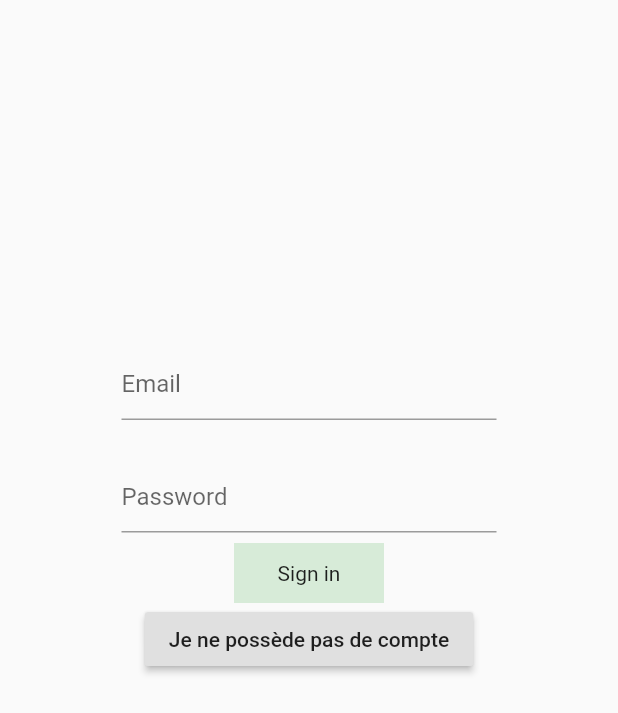
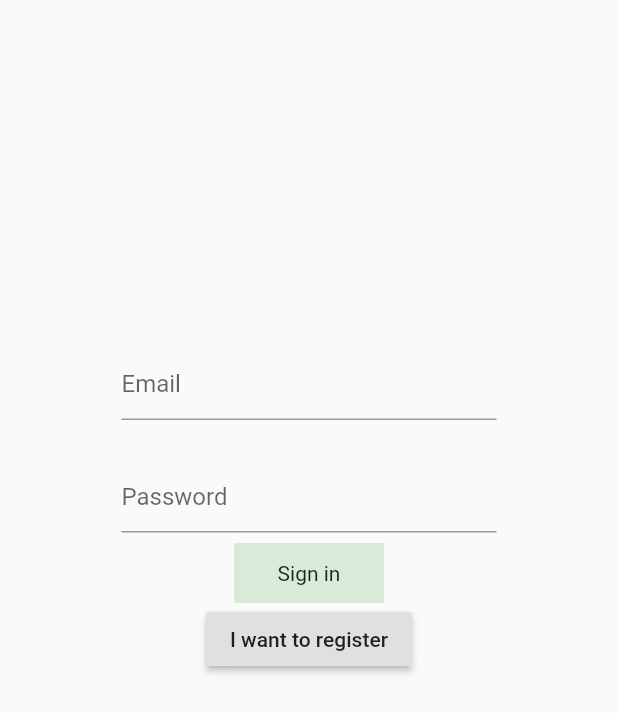
Before and after one commit to Gavinkaa/LauzHack-CoVid19, a Flutter app: the screen it shows after launch, on a phone screen of 412 x 824 dp. Shown: the top 713 px of the screen. Run offline on Flutter 3.47's test engine with Material 2 defaults, Android fonts, the phone set to English and light mode, and no system bars; our stand-ins replace firebase_auth, image_picker; accounts and stored records are empty.

Commit message:
modifed name for button

```diff
--- a/API_web_doug_lancelot/flutterweb_firebaseauth/lib/login_screen.dart
+++ b/API_web_doug_lancelot/flutterweb_firebaseauth/lib/login_screen.dart
@@ -103,7 +103,7 @@ class _LoginPageState extends State<LoginPage> {
                           //navigator.push -> pas de go cack
                         )),
                     RaisedButton(
-                      child: Text('Je ne possède pas de compte'),
+                      child: Text('I want to register'),
                       onPressed: () {
                         Navigator.push(
                           context,
@@ -212,7 +212,7 @@ class SecondRoute extends StatelessWidget {
                         //navigator.push -> pas de go cack
                       )),
                   RaisedButton(
-                    child: Text('Open route'),
+                    child: Text('Go back to login'),
                     onPressed: () {
                       Navigator.push(
                         context,
```
